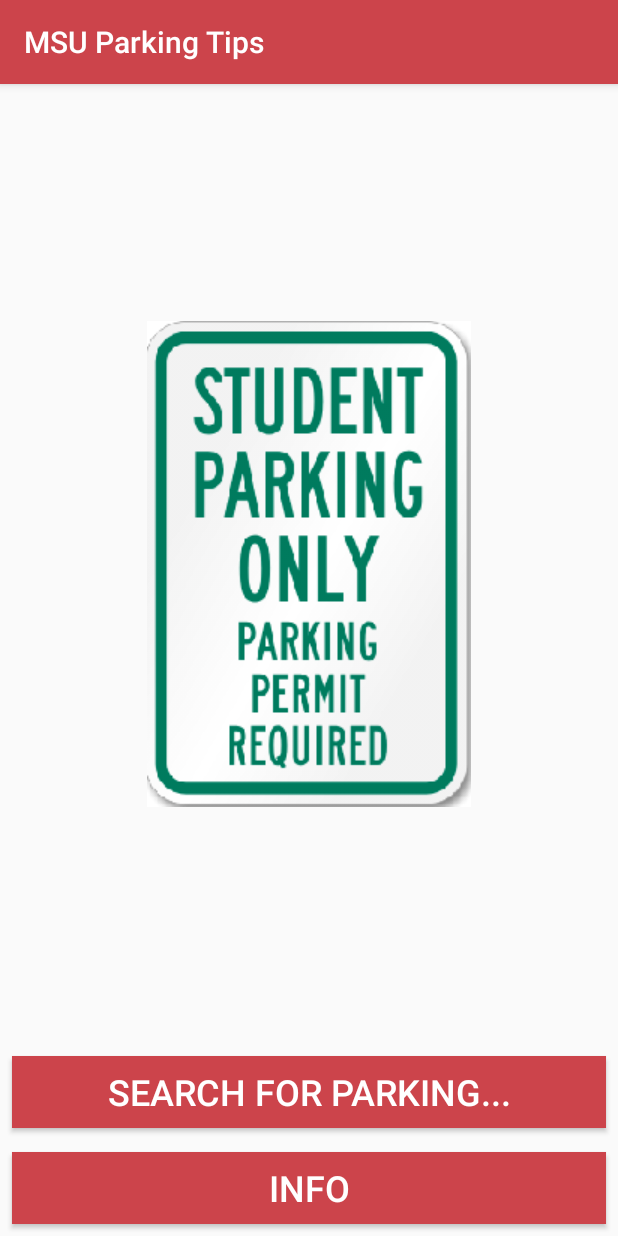
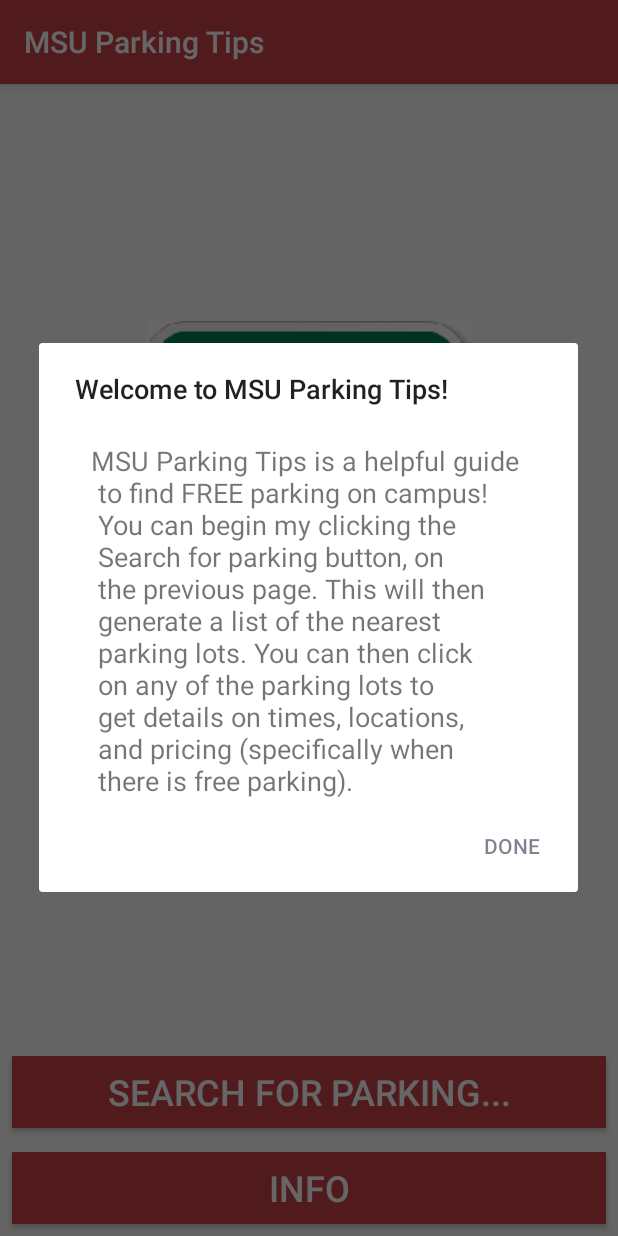
Before and after one commit to suhvanuhlihn/project3-team16, an Android app: the screen it shows after launch (MainActivity), after a tap on "INFO", on a phone screen of 412 x 824 dp. Run offline under Robolectric (Android 15) with nearby library versions, the phone set to English and light mode, and no system bars.

Commit message:
pushing info dialogue

```diff
--- a/app/src/main/AndroidManifest.xml
+++ b/app/src/main/AndroidManifest.xml
@@ -16,6 +16,7 @@
                 <category android:name="android.intent.category.LAUNCHER" />
             </intent-filter>
         </activity>
+        <activity android:name=".ResultActivity"></activity>
     </application>
 
 </manifest>
--- a/app/src/main/java/edu/msu/pinkoski/project3_team16/MainActivity.java
+++ b/app/src/main/java/edu/msu/pinkoski/project3_team16/MainActivity.java
@@ -1,7 +1,14 @@
 package edu.msu.pinkoski.project3_team16;
 
+import android.content.DialogInterface;
+import android.content.Intent;
+import android.support.v7.app.AlertDialog;
 import android.support.v7.app.AppCompatActivity;
 import android.os.Bundle;
+import android.view.LayoutInflater;
+import android.view.View;
+
+import static edu.msu.pinkoski.project3_team16.R.color.black;
 
 public class MainActivity extends AppCompatActivity {
 
@@ -10,4 +17,27 @@ public class MainActivity extends AppCompatActivity {
         super.onCreate(savedInstanceState);
         setContentView(R.layout.activity_main);
     }
+
+    public void onSearch(View view) {
+        Intent intent = new Intent(this, ResultActivity.class);
+        startActivity(intent);
+    }
+
+    public void onInfo(View view) {
+        AlertDialog.Builder dialogBuilder = new AlertDialog.Builder(this);
+        LayoutInflater inflater = this.getLayoutInflater();
+        final View dialogHowTo = inflater.inflate(R.layout.dialogue_info, null);
+        dialogBuilder.setView(dialogHowTo);
+        dialogBuilder.setTitle("Welcome to MSU Parking Tips!");
+        dialogBuilder
+                .setCancelable(false)
+                .setNegativeButton("Done", new DialogInterface.OnClickListener() {
+                    public void onClick(DialogInterface dialog, int id) {
+                        dialog.cancel();
+                    }
+                });
+        AlertDialog alertDialog = dialogBuilder.create();
+        alertDialog.show();
+        alertDialog.getButton(alertDialog.BUTTON_NEGATIVE).setTextColor(black);
+    }
 }
--- a/app/src/main/java/edu/msu/pinkoski/project3_team16/ResultActivity.java
+++ b/app/src/main/java/edu/msu/pinkoski/project3_team16/ResultActivity.java
@@ -1,8 +1,16 @@
 package edu.msu.pinkoski.project3_team16;
+
+import android.os.Bundle;
+import android.support.v7.app.AppCompatActivity;
 
 /**
  * Created by Savanna on 4/29/2017.
  */
 
-public class ResultActivity {
+public class ResultActivity extends AppCompatActivity {
+    @Override
+    protected void onCreate(Bundle savedInstanceState) {
+        super.onCreate(savedInstanceState);
+        setContentView(R.layout.result_activity);
+    }
 }
--- a/app/src/main/res/layout-land/activity_main.xml
+++ b/app/src/main/res/layout-land/activity_main.xml
@@ -42,7 +42,7 @@ tools:context=".MainActivity">
                 android:layout_width="match_parent"
                 android:layout_height="match_parent"
                 android:textSize="24sp"
-            android:onClick="onSearchForParking"
+                android:onClick="onSearch (MainActivity)"
                 android:layout_gravity="center"
                 android:longClickable="false"
                 android:layout_margin="8dp"
--- a/app/src/main/res/layout/activity_main.xml
+++ b/app/src/main/res/layout/activity_main.xml
@@ -44,7 +44,7 @@
             android:textSize="24sp"
             android:gravity="center_horizontal|center_vertical"
             android:layout_margin="8dp"
-            android:onClick="onSearchForParking"
+            android:onClick="onSearch"
             android:textColor="@color/white" />
 
         <Button
--- /dev/null
+++ b/app/src/main/res/layout/dialogue_info.xml
@@ -0,0 +1,28 @@
+<?xml version="1.0" encoding="utf-8"?>
+<RelativeLayout xmlns:android="http://schemas.android.com/apk/res/android"
+    android:layout_width="wrap_content"
+    android:layout_height="match_parent"
+    android:layout_gravity="center_horizontal"
+    android:gravity="center_horizontal">
+
+    <FrameLayout
+        android:layout_width="wrap_content"
+        android:layout_height="wrap_content"
+        android:layout_alignParentTop="true"
+        android:layout_alignParentStart="true"
+        android:layout_marginTop="13dp"
+        android:id="@+id/frameLayout">
+
+    </FrameLayout>
+
+    <TextView
+        android:id="@+id/infoText"
+        android:layout_width="wrap_content"
+        android:layout_height="wrap_content"
+        android:paddingTop="10dp"
+        android:text="@string/infoText"
+        android:textSize="18sp"
+        android:layout_alignTop="@+id/frameLayout"
+        android:layout_alignParentStart="true" />
+
+</RelativeLayout>
--- a/app/src/main/res/values/strings.xml
+++ b/app/src/main/res/values/strings.xml
@@ -10,4 +10,9 @@
     <string name="second">2.</string>
     <string name="third">3.</string>
     <string name="fourth">4.</string>
+    <string name="infoText"> MSU Parking Tips is a helpful guide \n to find FREE parking on campus!\n
+    You can begin my clicking the \n "Search for parking button", on \n the previous page. This will then \n
+    generate a list of the nearest \n parking lots. You can then click \n on any of the parking lots to \n get details
+    on times, locations, \n and pricing (specifically when \n there is free parking).</string>
+    <string name="infoHeading">Welcome to MSU Parking Tips!</string>
 </resources>
```
Lines whose indentation alone changed are shown as unchanged.
